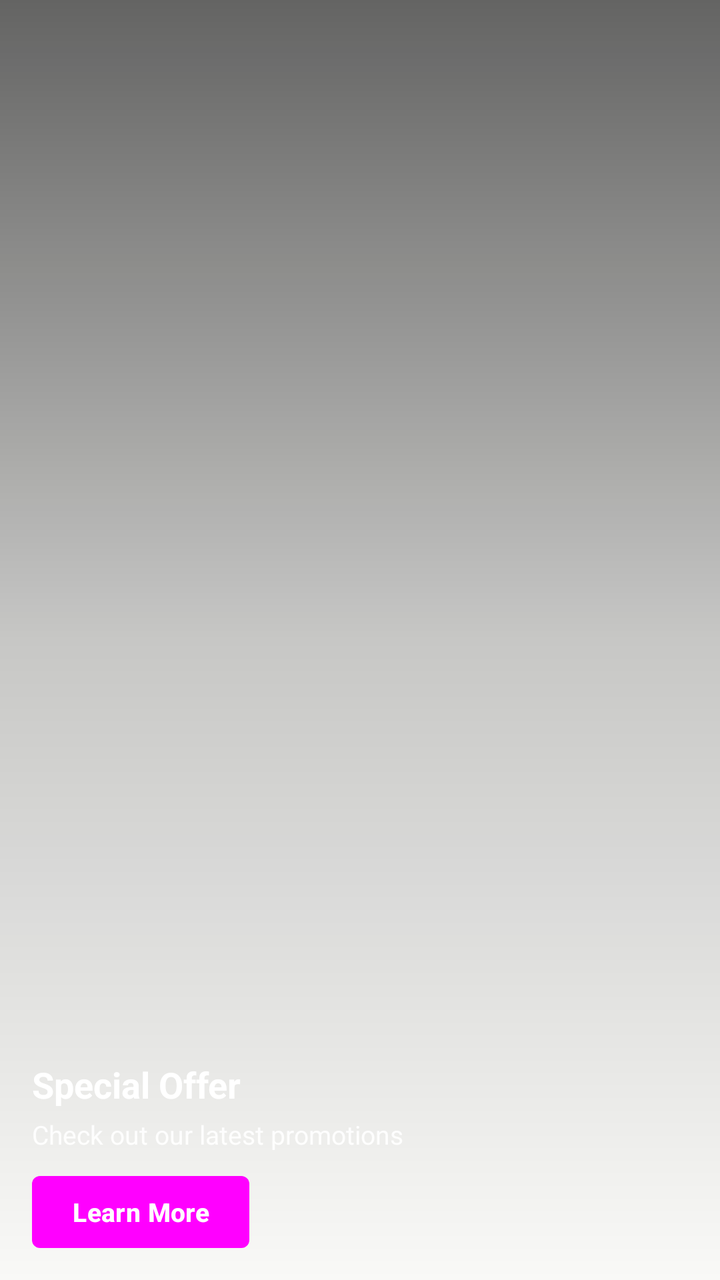
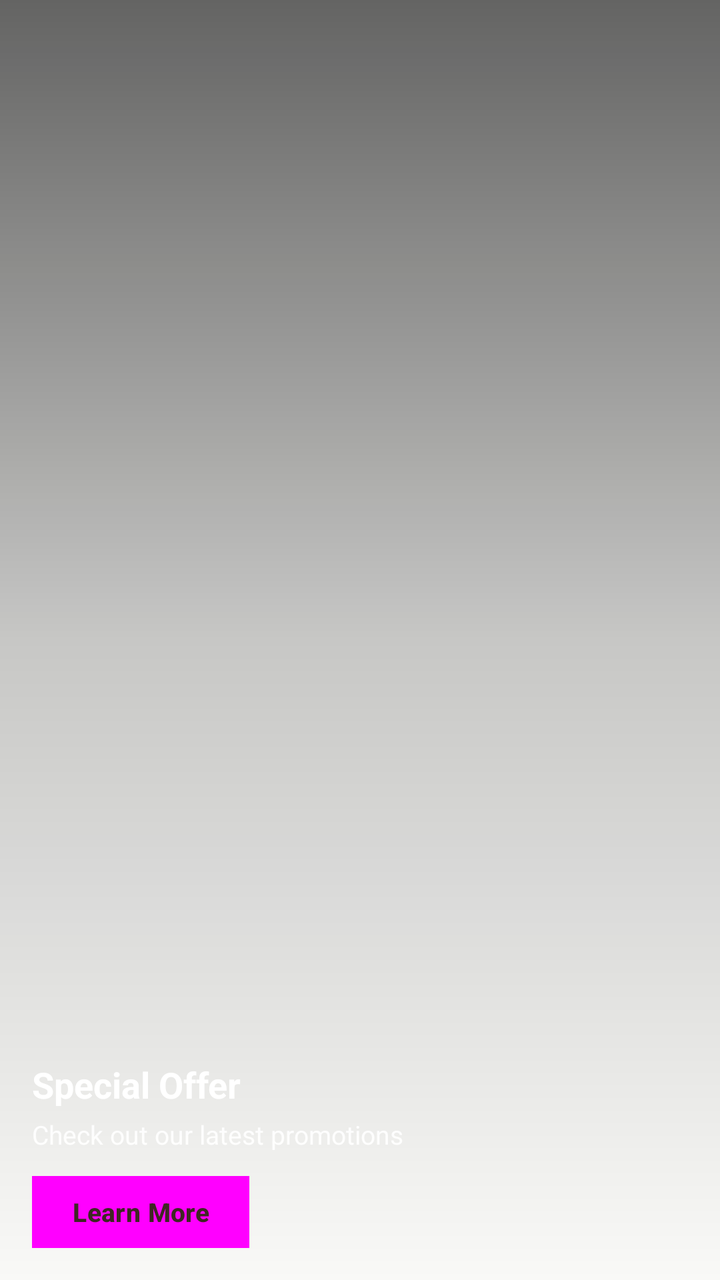

Screens rendered from an Android XML layout before and after an edit, with the pre-edit source and the edit as a unified diff.
<!-- AndroidManifest.xml: application theme Theme.BeckieDealApp -->
<!-- res/layout/item_slide_banner.xml -->
<?xml version="1.0" encoding="utf-8"?>
<FrameLayout xmlns:android="http://schemas.android.com/apk/res/android"
    xmlns:tools="http://schemas.android.com/tools"
    android:layout_width="match_parent"
    android:layout_height="match_parent"
    android:layout_marginStart="0dp"
    android:layout_marginEnd="0dp"
    android:layout_marginBottom="0dp"
    android:clipChildren="false"
    android:clipToPadding="false">

    
    <ImageView
        android:id="@+id/slideBannerImage"
        android:layout_width="match_parent"
        android:layout_height="match_parent"
        android:scaleType="centerCrop"
        android:contentDescription="@string/slide_image_description" />

    
    <View
        android:id="@+id/slideGradientOverlay"
        android:layout_width="match_parent"
        android:layout_height="match_parent"
        android:alpha="0.7" />

    
    <LinearLayout
        android:layout_width="match_parent"
        android:layout_height="match_parent"
        android:orientation="vertical"
        android:gravity="bottom"
        android:padding="16dp"
        android:background="@drawable/gradient_slide_overlay">

        
        <TextView
            android:id="@+id/slideTitle"
            android:layout_width="match_parent"
            android:layout_height="wrap_content"
            android:textColor="@android:color/white"
            android:textSize="18sp"
            android:textStyle="bold"
            android:text="@string/slide_default_title"
            android:ellipsize="end"
            android:maxLines="1"
            android:layout_marginBottom="4dp" />

        
        <TextView
            android:id="@+id/slideSubtitle"
            android:layout_width="match_parent"
            android:layout_height="wrap_content"
            android:textColor="@android:color/white"
            android:textSize="13sp"
            android:alpha="0.9"
            android:text="@string/slide_default_subtitle"
            android:ellipsize="end"
            android:maxLines="2"
            android:layout_marginBottom="12dp" />

        
        <Button
            android:id="@+id/slideCtaButton"
            android:layout_width="wrap_content"
            android:layout_height="36dp"
            android:text="@string/slide_default_button"
            android:textColor="@android:color/white"
            android:textSize="13sp"
            android:textStyle="bold"
            android:paddingStart="20dp"
            android:paddingEnd="20dp"
            android:background="@drawable/slide_button_background"
            android:contentDescription="@string/slide_cta_button" />

    </LinearLayout>

</FrameLayout>
<!-- resources referenced by this layout -->
<resources>
  <!-- drawable slide_button_background (drawable) -->
  <?xml version="1.0" encoding="utf-8"?>
  <shape xmlns:android="http://schemas.android.com/apk/res/android">
      <solid android:color="#E8A300" />
      <corners android:radius="4dp" />
  </shape>
  <string name="slide_cta_button">View promotion</string>
  <string name="slide_default_button">Learn More</string>
  <string name="slide_default_subtitle">Check out our latest promotions</string>
  <string name="slide_default_title">Special Offer</string>
  <string name="slide_image_description">Promotional slide image</string>
  <style name="Theme.BeckieDealApp" parent="Base.Theme.BeckieDealApp">
          <item name="buttonStyle">@style/Widget.App.Button</item>
          <item name="materialButtonStyle">@style/Widget.App.Button</item>
      </style>
  <style name="Widget.App.Button" parent="Widget.Material3.Button">
          <item name="shapeAppearance">@style/ShapeAppearance.App.Button.Pill</item>
          <item name="android:textAppearance">@style/TextAppearance.App.Button</item>
      </style>
  <color name="primary">#FDC011</color>
  <color name="on_primary">#FFFFFF</color>
  <color name="primary_container">#FDC011</color>
  <color name="on_primary_container">#582200</color>
  <color name="background">#F9F9F7</color>
  <color name="chip_selected_bg">#3E2723</color>
  <color name="surface">#FFFFFF</color>
  <color name="on_surface">#251913</color>
  <style name="TextAppearance.App.PriceHero" parent="TextAppearance.Material3.TitleLarge">
          <item name="android:fontFamily">@font/amulya_bold</item>
          <item name="android:textSize">22sp</item>
          <item name="android:letterSpacing">-0.01</item>
          <item name="android:textColor">@color/text_primary</item>
      </style>
  <style name="TextAppearance.App.SectionHeader" parent="TextAppearance.Material3.TitleMedium">
          <item name="android:fontFamily">@font/amulya_bold</item>
          <item name="android:textSize">18sp</item>
          <item name="android:letterSpacing">-0.01</item>
          <item name="android:textColor">@color/text_primary</item>
      </style>
  <style name="TextAppearance.App.CardProductName" parent="TextAppearance.Material3.BodyLarge">
          <item name="android:fontFamily">@font/synonym_medium</item>
          <item name="android:textSize">15sp</item>
          <item name="android:letterSpacing">0</item>
          <item name="android:textColor">@color/text_primary</item>
      </style>
  <style name="TextAppearance.App.Button" parent="TextAppearance.Material3.LabelLarge">
          <item name="android:fontFamily">@font/synonym_semibold</item>
          <item name="android:textSize">15sp</item>
          <item name="android:letterSpacing">0.01</item>
          <item name="android:textAllCaps">false</item>
      </style>
  <style name="ShapeAppearance.App.Button.Pill" parent="">
          <item name="cornerFamily">rounded</item>
          <item name="cornerSize">50%</item>
      </style>
  <color name="text_primary">#1E293B</color>
  <color name="text_secondary">#64748B</color>
  <color name="nav_indicator_fill">#FFF1EB</color>
  <style name="ShapeAppearance.App.BottomNav.ActiveIndicator" parent="">
          <item name="cornerFamily">rounded</item>
          <item name="cornerSize">50%</item>
      </style>
  <!-- unchanged entries left out for length: 9 -->
</resources>

<!-- the commit's change to res/layout/item_slide_banner.xml (unified diff, before → after) -->
@@ -65,14 +65,47 @@
             android:layout_width="wrap_content"
             android:layout_height="36dp"
             android:text="@string/slide_default_button"
-            android:textColor="@android:color/white"
+            android:textColor="@color/dark_brown"
             android:textSize="13sp"
             android:textStyle="bold"
+            android:textAllCaps="false"
             android:paddingStart="20dp"
             android:paddingEnd="20dp"
             android:background="@drawable/slide_button_background"
+            android:stateListAnimator="@null"
             android:contentDescription="@string/slide_cta_button" />
 
     </LinearLayout>
 
+    
+    <TextView
+        android:id="@+id/slideTag"
+        android:layout_width="wrap_content"
+        android:layout_height="wrap_content"
+        android:layout_gravity="top|start"
+        android:layout_marginTop="14dp"
+        android:background="@color/yellow_star"
+        android:paddingHorizontal="10dp"
+        android:paddingVertical="3dp"
+        android:text="NEW ARRIVAL"
+        android:textColor="@color/dark_brown"
+        android:textSize="11sp"
+        android:textStyle="bold"
+        android:visibility="gone" />
+
+    
+    <TextView
+        android:id="@+id/slideCounter"
+        android:layout_width="wrap_content"
+        android:layout_height="wrap_content"
+        android:layout_gravity="top|end"
+        android:layout_margin="12dp"
+        android:background="@drawable/slide_counter_bg"
+        android:paddingHorizontal="8dp"
+        android:paddingVertical="2dp"
+        android:text="1 / 4"
+        android:textColor="@android:color/white"
+        android:textSize="11sp"
+        android:visibility="gone" />
+
 </FrameLayout>
<!-- resource entries referenced after the edit -->
@@ -1,10 +1,22 @@
 <!-- resources referenced by this layout -->
 <resources>
+  <color name="dark_brown">#3E2723</color>
+  <color name="yellow_star">#FFC107</color>
   <!-- drawable slide_button_background (drawable) -->
   <?xml version="1.0" encoding="utf-8"?>
-  <shape xmlns:android="http://schemas.android.com/apk/res/android">
-      <solid android:color="#E8A300" />
-      <corners android:radius="4dp" />
+  <ripple xmlns:android="http://schemas.android.com/apk/res/android"
+      android:color="#33000000">
+      <item>
+          <shape android:shape="rectangle">
+              <solid android:color="@color/yellow_star" />
+          </shape>
+      </item>
+  </ripple>
+  <!-- drawable slide_counter_bg (drawable) -->
+  <?xml version="1.0" encoding="utf-8"?>
+  <shape xmlns:android="http://schemas.android.com/apk/res/android"
+      android:shape="rectangle">
+      <solid android:color="#73000000" />
   </shape>
   <string name="slide_cta_button">View promotion</string>
   <string name="slide_default_button">Learn More</string>
